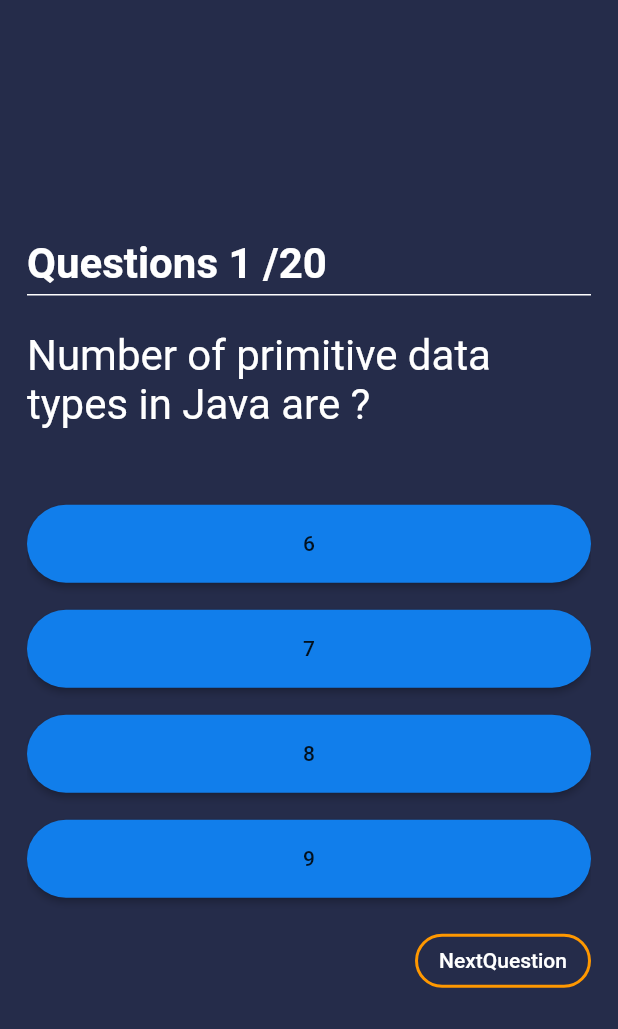
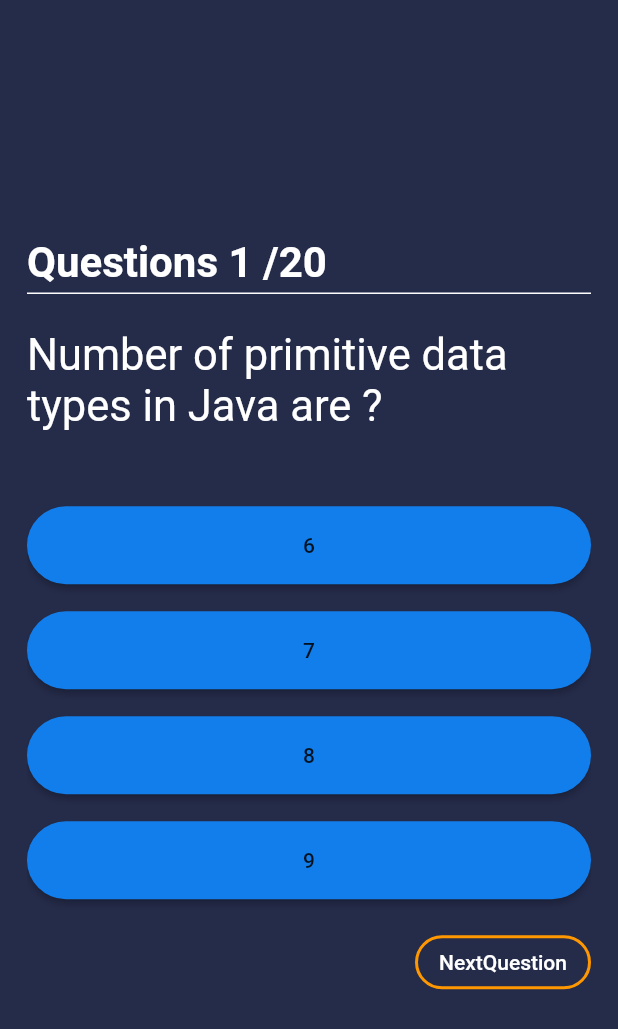
Before and after one commit to Pranit2000/QuizzApp, a Flutter app: the screen it shows after launch, on a phone screen of 412 x 824 dp. Shown: the top 1029 px of the screen. Run offline on Flutter 3.47's test engine with Material 2 defaults, Android fonts, the phone set to English and light mode, and no system bars.

Commit message:
second commit

```diff
--- a/lib/main.dart
+++ b/lib/main.dart
@@ -84,7 +84,7 @@
                     questions[index].question!,
                     style: const TextStyle(
                       color: Colors.white,
-                      fontSize: 28.0,
+                      fontSize: 29.0,
                     ),
                   ),
                   SizedBox(
```
